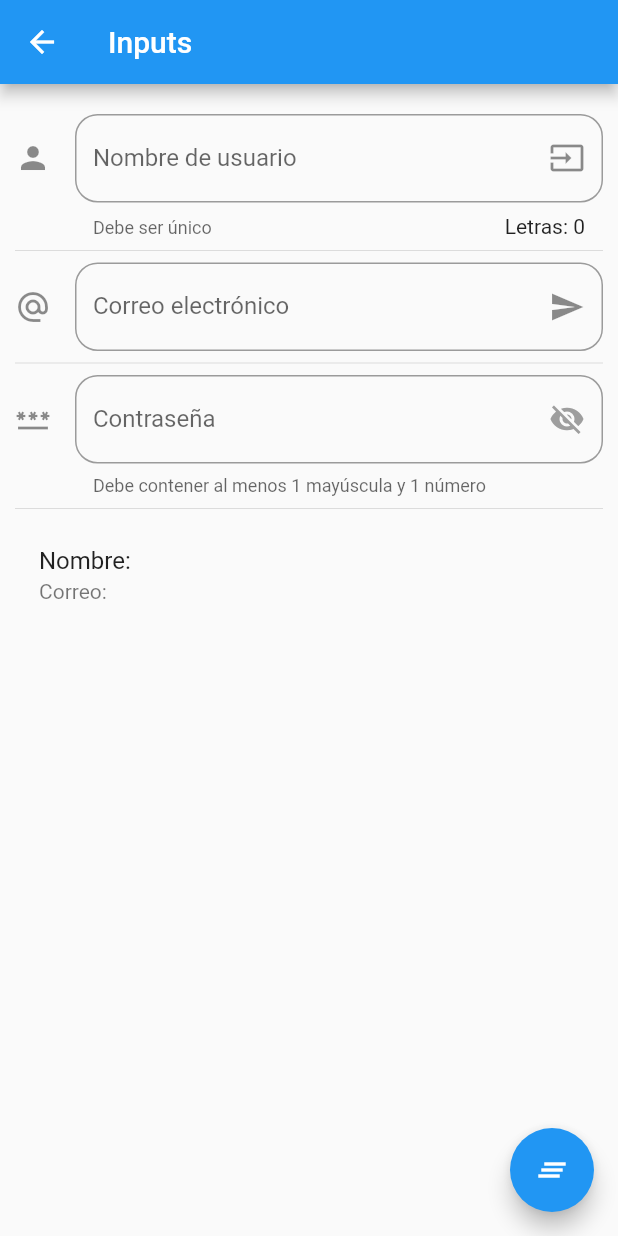
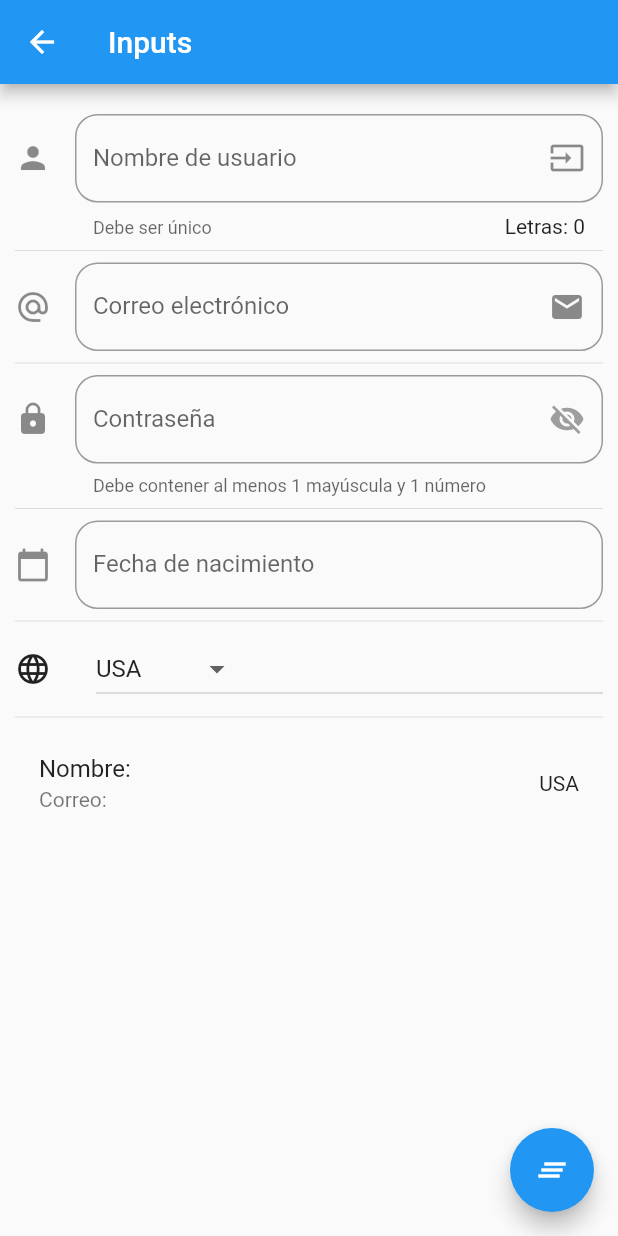
Before and after one commit to AlejoPinto01/Components, a Flutter app: the InputPage screen opened by its route, on a phone screen of 412 x 824 dp. Run offline on Flutter 3.47's test engine with Material 2 defaults, Android fonts, the phone set to English and light mode, and no system bars.

Commit message:
Acabada la parte 2

```diff
--- a/lib/src/pages/input_page.dart
+++ b/lib/src/pages/input_page.dart
@@ -8,10 +8,22 @@ class InputPage extends StatefulWidget {
 class _InputPageState extends State<InputPage> {
   String _nom = '';
   String _email = '';
+  String _data = '';
+  String _pais = 'USA';
   bool _passwordVisible = true;
   var _userController = TextEditingController();
   var _emailController = TextEditingController();
   var _passwController = TextEditingController();
+  var _dateController = TextEditingController();
+  List<String> _paises = [
+    'USA',
+    'Argentina',
+    'Mexico',
+    'España',
+    'Francia',
+    'Alemania',
+    'Italia',
+  ];
 
   @override
   Widget build(BuildContext context) {
@@ -27,6 +39,10 @@ class _InputPageState extends State<InputPage> {
           _crearEmail(),
           Divider(),
           _crearPassword(),
+          Divider(),
+          _crearData(context),
+          Divider(),
+          crearDropdown(),
           Divider(),
           _crearPersona(),
         ],
@@ -79,7 +95,7 @@ class _InputPageState extends State<InputPage> {
       decoration: InputDecoration(
         labelText: 'Correo electrónico',
         hintText: 'ejemplo@gmail.com',
-        suffixIcon: Icon(Icons.send),
+        suffixIcon: Icon(Icons.email),
         icon: Icon(Icons.alternate_email),
         border: OutlineInputBorder(
           borderRadius: BorderRadius.circular(15),
@@ -102,7 +118,7 @@ class _InputPageState extends State<InputPage> {
         labelText: 'Contraseña',
         hintText: '*******',
         helperText: 'Debe contener al menos 1 mayúscula y 1 número',
-        icon: Icon(Icons.password),
+        icon: Icon(Icons.lock),
         suffixIcon: IconButton(
           icon: _passwordVisible
               ? Icon(Icons.visibility_off)
@@ -121,10 +137,82 @@ class _InputPageState extends State<InputPage> {
     );
   }
 
+  _crearData(BuildContext context) {
+    return TextField(
+      enableInteractiveSelection: false,
+      decoration: InputDecoration(
+        border: OutlineInputBorder(
+          borderRadius: BorderRadius.circular(15),
+        ),
+        icon: Icon(Icons.calendar_today),
+        hintText: 'dd/mm/aaaa',
+        labelText: 'Fecha de nacimiento',
+      ),
+      controller: _dateController,
+      onTap: () {
+        FocusScope.of(context).requestFocus(new FocusNode());
+        _seleccionarData(context);
+      },
+    );
+  }
+
   _crearPersona() {
     return ListTile(
       title: Text('Nombre: $_nom'),
-      subtitle: Text('Correo: ${_email}'),
+      subtitle: Text('Correo: $_email'),
+      trailing: Text(_pais),
     );
   }
+
+  Future<void> _seleccionarData(BuildContext context) async {
+    DateTime? picked = await showDatePicker(
+      context: context,
+      locale: Locale('es', 'ES'),
+      initialDate: DateTime.now(),
+      firstDate: DateTime(2020),
+      lastDate: DateTime(2025),
+    );
+    if (picked != null) {
+      setState(() {
+        _data = picked.toString();
+        _dateController.text = _data;
+      });
+    }
+  }
+
+  Widget crearDropdown() {
+    return Row(
+      children: [
+        Icon(Icons.language),
+        SizedBox(width: 30),
+        Expanded(
+          child: DropdownButton(
+            hint: Text('Country'),
+            value: _pais,
+            items: getOptionDropdown(),
+            onChanged: (option) {
+              setState(() {
+                _pais = option as String;
+              });
+            },
+          ),
+        ),
+      ],
+    );
+  }
+
+  List<DropdownMenuItem<String>> getOptionDropdown() {
+    List<DropdownMenuItem<String>> llista = [];
+    _paises.forEach(
+      (element) {
+        llista.add(
+          DropdownMenuItem(
+            child: Text(element),
+            value: element,
+          ),
+        );
+      },
+    );
+    return llista;
+  }
 }
--- a/lib/src/routes.dart
+++ b/lib/src/routes.dart
@@ -4,6 +4,8 @@ import 'package:componentes/src/pages/avatar_page.dart';
 import 'package:componentes/src/pages/card_page.dart';
 import 'package:componentes/src/pages/home_page.dart';
 import 'package:componentes/src/pages/input_page.dart';
+import 'package:componentes/src/pages/listview_page.dart';
+import 'package:componentes/src/pages/slider_page.dart';
 import 'package:flutter/material.dart';
 
 Map<String, WidgetBuilder> getRutes() {
@@ -13,6 +15,8 @@ Map<String, WidgetBuilder> getRutes() {
     'avatar': (BuildContext context) => AvatarPage(),
     'card': (BuildContext context) => CardPage(),
     'animatedContainer': (BuildContext context) => AnimatedContainerPage(),
-    'inputs': (BuildContext context) => InputPage()
+    'inputs': (BuildContext context) => InputPage(),
+    'slider': (BuildContext context) => SliderPage(),
+    'list': (BuildContext context) => LlistaPage(),
   };
 }
--- a/lib/src/utils/icono_string_util.dart
+++ b/lib/src/utils/icono_string_util.dart
@@ -9,6 +9,8 @@ final _icons = <String, IconData>{
   'add_alert': Icons.add_alert,
   'accessibility': Icons.accessibility,
   'folder_open': Icons.folder_open,
-  'donut_large': Icons.donut_large,
-  'inputs': Icons.text_fields
+  'donut_large': Icons.category,
+  'inputs': Icons.text_fields,
+  'tune': Icons.tune,
+  'list': Icons.list,
 };
--- a/pubspec.yaml
+++ b/pubspec.yaml
@@ -28,6 +28,8 @@ environment:
 # versions available, run `flutter pub outdated`.
 dependencies:
   flutter:
+    sdk: flutter
+  flutter_localizations: # Add this line
     sdk: flutter
 
 
```
Also changed, not shown: data/menu_opts.json (+22 -12 lines), lib/main.dart (+10 -1 lines), lib/src/pages/listview_page.dart (added, +151 -0 lines), lib/src/pages/slider_page.dart (added, +86 -0 lines), 1 other file.
